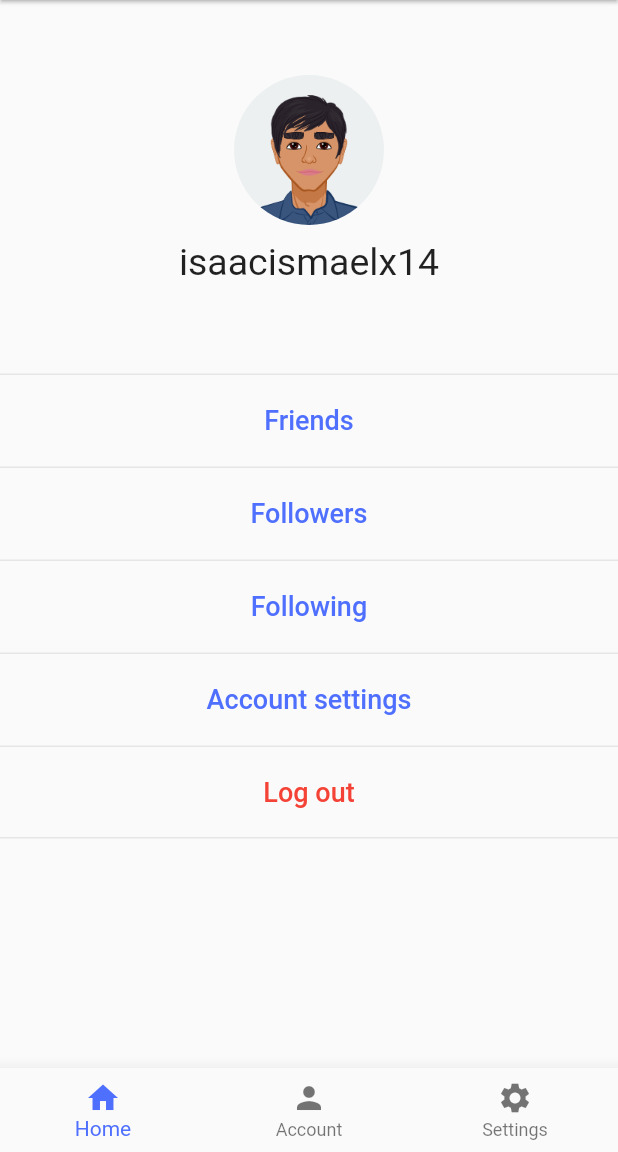
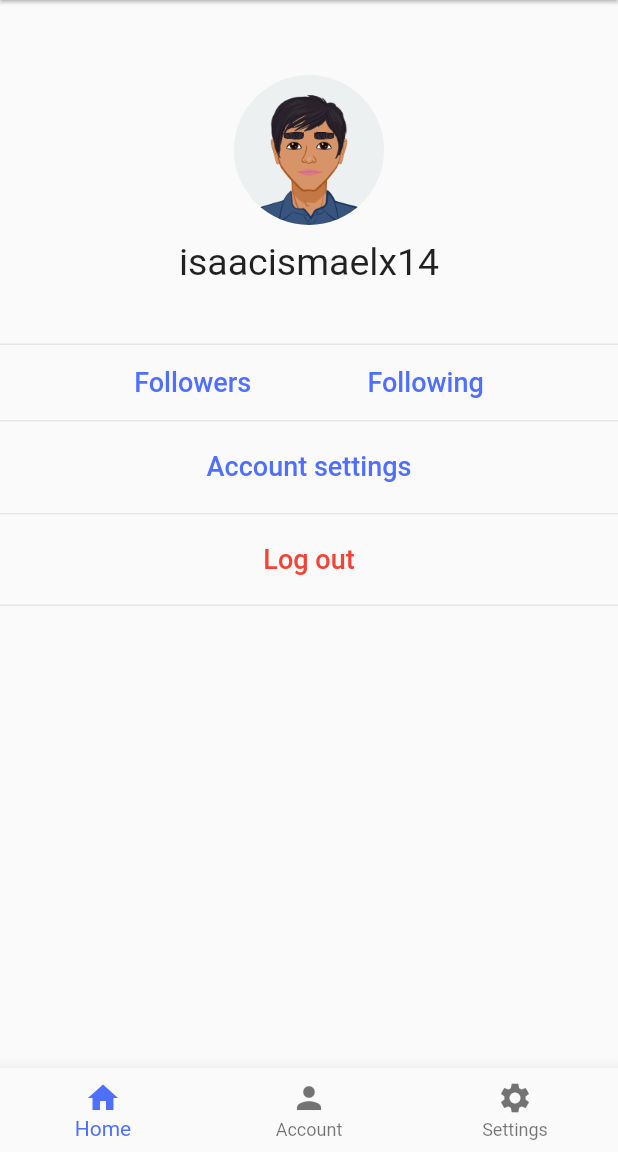
Before and after one commit to isaacismaelx14/myFirstFlutter_app, a Flutter app: the screen it shows after launch, swiped to page 2, on a phone screen of 412 x 824 dp, the part 84-1236 px from its top. Run offline on Flutter 3.47's test engine with Material 2 defaults, Android fonts, the phone set to English and light mode, and no system bars; our stand-ins replace audioplayers.

Commit message:
Change account style

```diff
--- a/lib/screens/account_screen.dart
+++ b/lib/screens/account_screen.dart
@@ -71,8 +71,7 @@ class UserInformation extends StatelessWidget {
               ),
             ),
           ],
-        )
-    );
+        ));
   }
 }
 
@@ -83,19 +82,35 @@ class Configurations extends StatelessWidget {
   Widget build(BuildContext context) {
     return Container(
       margin: const EdgeInsets.only(top: 20),
+      child: Container(
+        margin: const EdgeInsets.only(top: 20),
         child: Column(
           children: [
             Container(
-            margin: const EdgeInsets.only(top: 40),
-            child: const ButtonsConfig(
-              text: "Friends",
+              padding: const EdgeInsets.only(left: 20, right: 20),
+              decoration: const BoxDecoration(
+                border: Border(
+                  top: BorderSide(
+                    color: Color.fromARGB(20, 0, 0, 0),
+                    width: 1.0,
                   ),
                 ),
-          const ButtonsConfig(
+              ),
+              child: Row(
+                mainAxisAlignment: MainAxisAlignment.spaceEvenly,
+                children: const [
+                  ButtonsConfig(
                     text: "Followers",
+                    fullWidth: false,
+                    hideTopBar: true,
                   ),
-          const ButtonsConfig(
+                  ButtonsConfig(
                     text: "Following",
+                    fullWidth: false,
+                    hideTopBar: true,
+                  ),
+                ],
+              ),
             ),
             const ButtonsConfig(
               text: "Account settings",
@@ -107,6 +122,7 @@ class Configurations extends StatelessWidget {
             ),
           ],
         ),
+      ),
     );
   }
 }
@@ -115,17 +131,26 @@ class ButtonsConfig extends StatelessWidget {
   final String text;
   final bool? last;
   final Color? textColor;
+  final bool? fullWidth;
+  final bool? hideTopBar;
 
-  const ButtonsConfig({Key? key, required this.text, this.last, this.textColor})
-      : super(key: key);
+  const ButtonsConfig({
+    Key? key,
+    required this.text,
+    this.last,
+    this.textColor,
+    this.fullWidth,
+    this.hideTopBar,
+  }) : super(key: key);
 
   @override
   Widget build(BuildContext context) {
     return Container(
       decoration: BoxDecoration(
         border: Border(
-          top: const BorderSide(
-            color: Color.fromARGB(20, 0, 0, 0),
+          top: BorderSide(
+            color: const Color.fromARGB(20, 0, 0, 0),
+            style: hideTopBar == true ? BorderStyle.none : BorderStyle.solid,
             width: 1.0,
           ),
           bottom: BorderSide(
@@ -138,8 +163,14 @@ class ButtonsConfig extends StatelessWidget {
       child: Column(
         children: [
           TextButton(
-            style: TextButton.styleFrom(
-                minimumSize: Size((MediaQuery.of(context).size.width), 60)),
+            style: fullWidth == false
+                ? null
+                : TextButton.styleFrom(
+                    minimumSize: Size(
+                      (MediaQuery.of(context).size.width),
+                      60,
+                    ),
+                  ),
             child: Text(
               text,
               style: TextStyle(
```
Lines whose indentation alone changed are shown as unchanged.
